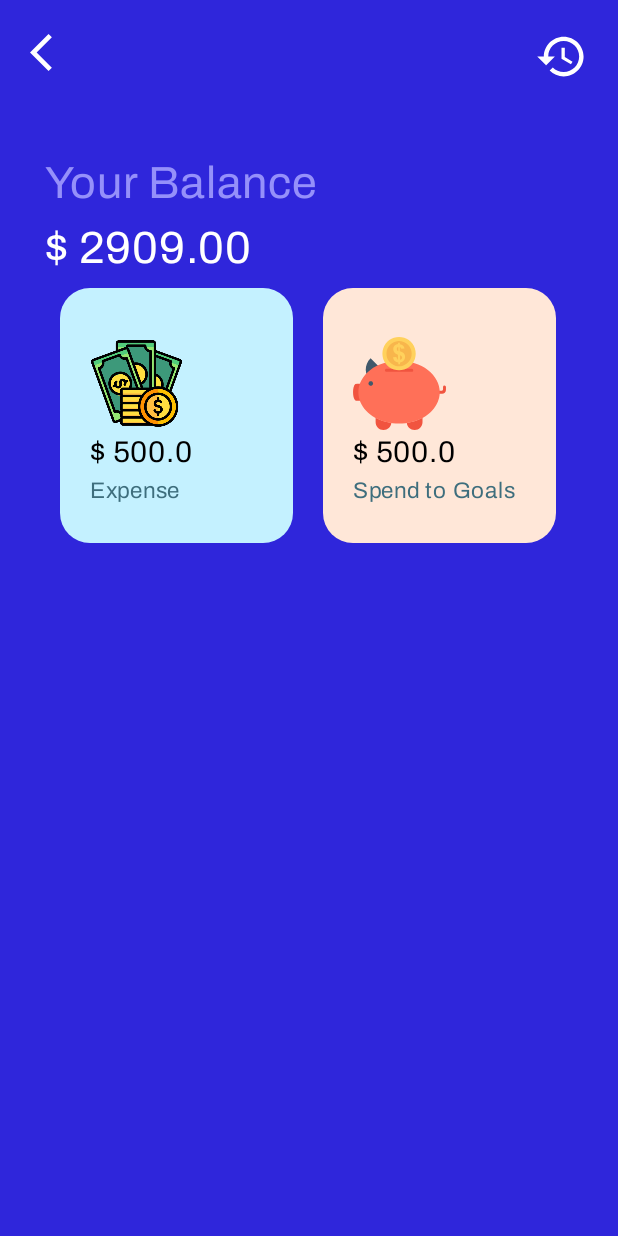
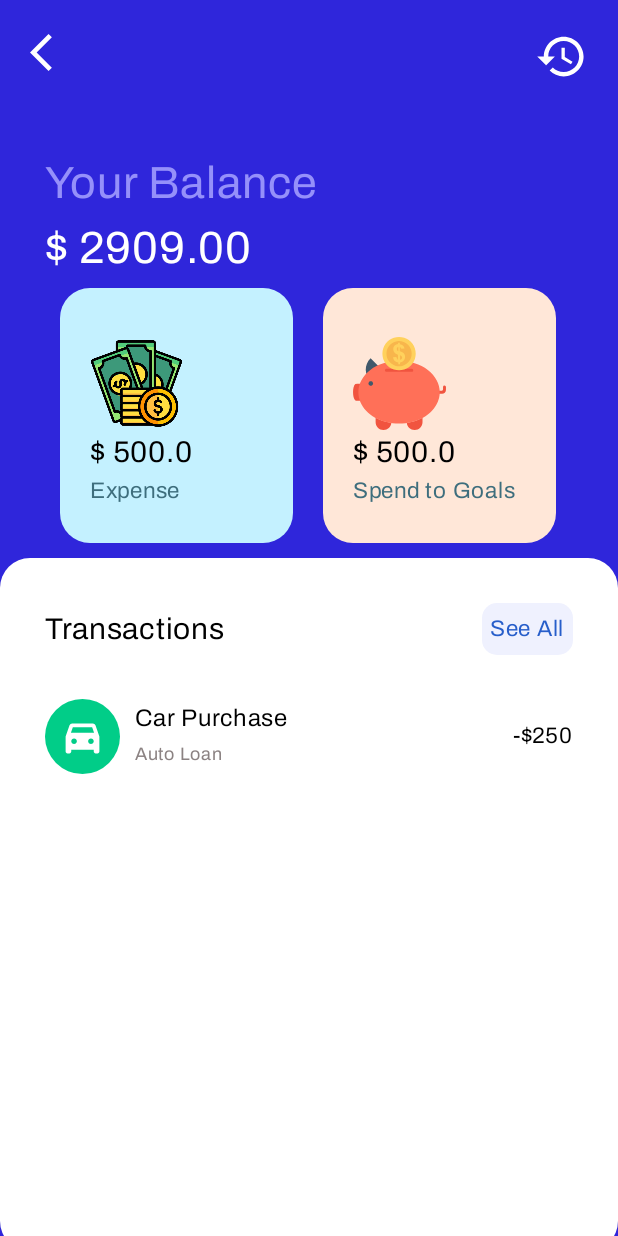
Before and after one commit to iamabdh/MoneyManager, an Android app built with Jetpack Compose: the TransactionScreen screen opened through its navigation route, on a phone screen of 412 x 824 dp. Run offline under Robolectric (Android 15) with nearby library versions, the phone set to English and light mode, and no system bars.

Commit message:
add: transcation log view

```diff
--- a/app/src/main/java/com/example/moneymanager/screen/TransactionScreen.kt
+++ b/app/src/main/java/com/example/moneymanager/screen/TransactionScreen.kt
@@ -1,7 +1,9 @@
 package com.example.moneymanager.screen
 
+import android.media.RouteDiscoveryPreference
 import androidx.compose.foundation.Image
 import androidx.compose.foundation.background
+import androidx.compose.foundation.gestures.Orientation
 import androidx.compose.foundation.layout.Arrangement
 import androidx.compose.foundation.layout.Box
 import androidx.compose.foundation.layout.Column
@@ -10,39 +12,64 @@ import androidx.compose.foundation.layout.Spacer
 import androidx.compose.foundation.layout.fillMaxSize
 import androidx.compose.foundation.layout.fillMaxWidth
 import androidx.compose.foundation.layout.height
+import androidx.compose.foundation.layout.offset
 import androidx.compose.foundation.layout.padding
 import androidx.compose.foundation.layout.size
 import androidx.compose.foundation.layout.width
+import androidx.compose.foundation.shape.CircleShape
 import androidx.compose.foundation.shape.RoundedCornerShape
+import androidx.compose.material.Card
+import androidx.compose.material.ExperimentalMaterialApi
+import androidx.compose.material.FractionalThreshold
 import androidx.compose.material.Icon
 import androidx.compose.material.Text
+import androidx.compose.material.rememberSwipeableState
+import androidx.compose.material.swipeable
 import androidx.compose.runtime.Composable
 import androidx.compose.ui.Alignment
 import androidx.compose.ui.Modifier
 import androidx.compose.ui.draw.clip
 import androidx.compose.ui.graphics.Color
+import androidx.compose.ui.platform.LocalDensity
 import androidx.compose.ui.res.painterResource
+import androidx.compose.ui.unit.IntOffset
 import androidx.compose.ui.unit.dp
 import androidx.compose.ui.unit.sp
 import androidx.navigation.NavController
 import com.example.moneymanager.R
 import com.example.moneymanager.components.TransactionBanner
+import com.example.moneymanager.ui.theme.AliceBlue
 import com.example.moneymanager.ui.theme.AntiqueWhite
 import com.example.moneymanager.ui.theme.Archivo
+import com.example.moneymanager.ui.theme.CaribbeanGreen
+import com.example.moneymanager.ui.theme.CelticBlue
 import com.example.moneymanager.ui.theme.Diamond
 import com.example.moneymanager.ui.theme.LightCobaltBlue
 import com.example.moneymanager.ui.theme.Ming
 import com.example.moneymanager.ui.theme.PalatinateBlue
+import com.example.moneymanager.ui.theme.RocketMetallic
+import kotlin.math.roundToInt
 
+
+enum class States {
+    EXPAND, COLLAPSE
+}
+@OptIn(ExperimentalMaterialApi::class)
 @Composable
 fun TransactionScreen(
     navController: NavController
 ) {
+    val swipeableState = rememberSwipeableState(initialValue = States.COLLAPSE)
+    val offset = 10.dp
+    val sizePx = with(LocalDensity.current){offset.toPx()}
+    val anchors = mapOf(sizePx to States.COLLAPSE, 0f to States.EXPAND)
+
     Column(
         modifier = Modifier
             .fillMaxSize()
             .background(PalatinateBlue)
     ) {
+        Column() {
             Row(
                 horizontalArrangement = Arrangement.SpaceBetween,
                 modifier = Modifier
@@ -104,7 +131,111 @@ fun TransactionScreen(
                 )
 
             }
-
-
+        }
+        Box(
+            modifier = Modifier
+                .offset {
+                    IntOffset(0, swipeableState.offset.value.roundToInt())
+                }
+                .swipeable(
+                    state = swipeableState,
+                    orientation = Orientation.Vertical,
+                    anchors = anchors,
+                    thresholds = { _, _ ->
+                        FractionalThreshold(10f)
+                    },
+                    velocityThreshold = 40.dp
+                )
+        ) {
+            Card(
+                backgroundColor = Color.White,
+                modifier = Modifier
+                    .fillMaxWidth()
+                    .clip(shape = RoundedCornerShape(20.dp))
+            ) {
+               Column(
+                   modifier = Modifier
+                       .fillMaxSize()
+                       .padding(30.dp)
+               ) {
+                   Row(
+                       horizontalArrangement = Arrangement.SpaceBetween,
+                       verticalAlignment = Alignment.CenterVertically,
+                       modifier = Modifier
+                           .fillMaxWidth()
+                   ) {
+                       Text(
+                           text = "Transactions",
+                           fontSize = 20.sp,
+                           fontFamily = Archivo,
+                           color = Color.Black,
+                       )
+                       Box(
+                           contentAlignment = Alignment.Center,
+                           modifier = Modifier
+                               .clip(shape = RoundedCornerShape(10.dp))
+                               .background(AliceBlue)
+                       ) {
+                           Text(
+                               text = "See All",
+                               fontSize = 15.sp,
+                               fontFamily = Archivo,
+                               color = CelticBlue,
+                               modifier = Modifier.padding(horizontal = 5.dp, vertical = 5.dp)
+                           )
                        }
                    }
+                   Spacer(modifier = Modifier.height(20.dp))
+
+                   Column() {
+                       Row(
+                           horizontalArrangement = Arrangement.SpaceBetween,
+                           verticalAlignment = Alignment.CenterVertically,
+                           modifier = Modifier
+                               .fillMaxWidth()
+                       ) {
+                           Box(
+                               contentAlignment = Alignment.Center,
+                               modifier = Modifier
+                                   .size(50.dp)
+                                   .clip(shape = CircleShape)
+                                   .background(CaribbeanGreen)
+                           ) {
+                               Icon(
+                                   tint = Color.White,
+                                   painter = painterResource(id = R.drawable.baseline_directions_car_filled_24),
+                                   contentDescription = "",
+                                   modifier = Modifier.size(30.dp)
+                               )
+                           }
+                           Column(
+                               modifier = Modifier
+                                   .weight(0.1f)
+                                   .padding(10.dp)
+                           ) {
+                               Text(
+                                   text = "Car Purchase",
+                                   fontSize = 16.sp,
+                                   fontFamily = Archivo,
+                                   color = Color.Black,
+                               )
+                               Text(
+                                   text = "Auto Loan",
+                                   fontSize = 12.sp,
+                                   fontFamily = Archivo,
+                                   color = RocketMetallic,
+                               )
+                           }
+                           Text(
+                               text = "-$250",
+                               fontSize = 15.sp,
+                               fontFamily = Archivo,
+                               color = Color.Black
+                           )
+                       }
+                   }
+               }
+            }
+        }
+    }
+}
--- a/app/src/main/java/com/example/moneymanager/ui/theme/Color.kt
+++ b/app/src/main/java/com/example/moneymanager/ui/theme/Color.kt
@@ -27,3 +27,5 @@ val LightCobaltBlue = Color(0xFF9590FA)
 val Diamond = Color(0xFFC4F1FF)
 val Ming = Color(0xFF3E6E7D)
 val AntiqueWhite = Color(0xFFFFE7D8)
+val CelticBlue = Color(0xFF275ECA)
+val RocketMetallic = Color(0xFF8B8282)
--- /dev/null
+++ b/app/src/main/res/drawable/baseline_directions_car_filled_24.xml
@@ -0,0 +1,5 @@
+<vector android:height="24dp" android:tint="#FFFFFF"
+    android:viewportHeight="24" android:viewportWidth="24"
+    android:width="24dp" xmlns:android="http://schemas.android.com/apk/res/android">
+    <path android:fillColor="@android:color/white" android:pathData="M18.92,6.01C18.72,5.42 18.16,5 17.5,5h-11C5.84,5 5.29,5.42 5.08,6.01L3,12v8c0,0.55 0.45,1 1,1h1c0.55,0 1,-0.45 1,-1v-1h12v1c0,0.55 0.45,1 1,1h1c0.55,0 1,-0.45 1,-1v-8L18.92,6.01zM7.5,16C6.67,16 6,15.33 6,14.5S6.67,13 7.5,13S9,13.67 9,14.5S8.33,16 7.5,16zM16.5,16c-0.83,0 -1.5,-0.67 -1.5,-1.5s0.67,-1.5 1.5,-1.5s1.5,0.67 1.5,1.5S17.33,16 16.5,16zM5.81,10l1.04,-3h10.29l1.04,3H5.81z"/>
+</vector>
```
Lines whose indentation alone changed are shown as unchanged.
